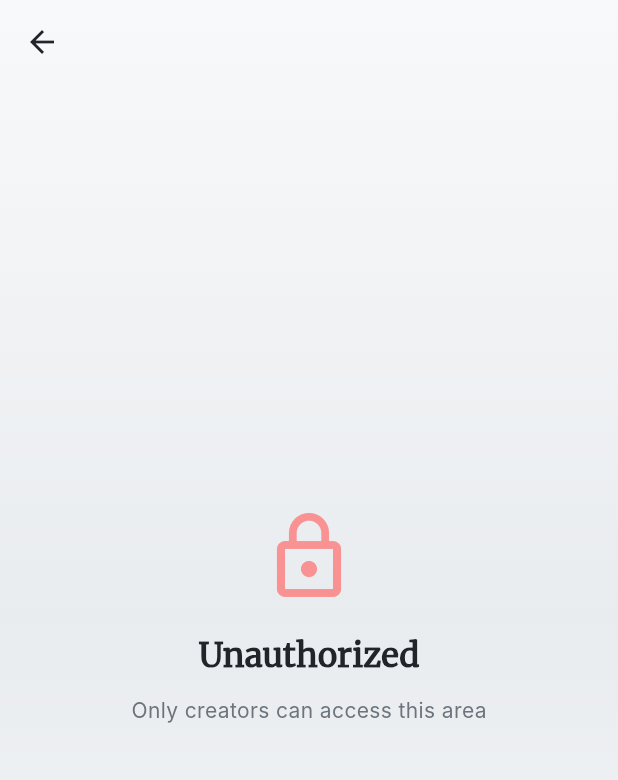
After one commit to hammerheart92/StoryForge, a Flutter app: the AdminLayoutScreen screen opened by its route, on a phone screen of 412 x 824 dp. The commit adds this screen. Shown: the top 780 px of the screen. Run offline on Flutter 3.47's test engine with Material 3 defaults, Android fonts, the phone set to English and light mode, and no system bars; our stand-ins replace flutter_riverpod, flutter_secure_storage, shared_preferences, video_player; accounts and stored records are empty; Roboto replaces fonts that are missing (Inter).

Commit message:
feat(session-44): Phase 4 - Admin Layout UI with navigation and security
- Create admin layout screen with drawer navigation
- Add Creator Tools entry point (CREATOR only)
- Add logout button with destructive styling
- Implement section switching (Stories/Gallery)
- Security: UI + screen-level access control

Phase: 4/6 complete (80%)

```diff
--- a/frontend/lib/main.dart
+++ b/frontend/lib/main.dart
@@ -3,6 +3,7 @@ import 'package:flutter/material.dart';
 import 'package:flutter_riverpod/flutter_riverpod.dart';
 import 'package:storyforge_frontend/providers/auth_provider.dart';
 import 'providers/theme_provider.dart';
+import 'screens/admin/admin_layout_screen.dart';
 import 'screens/home_screen.dart';
 import 'screens/tasks_screen.dart';
 import 'screens/settings_screen.dart';
@@ -45,6 +46,7 @@ class MyApp extends ConsumerWidget {
         '/register': (context) => const RegisterScreen(),
         '/tasks': (context) => const TasksScreen(),
         '/settings': (context) => const SettingsScreen(),
+        '/admin': (context) => const AdminLayoutScreen(),
       },
     );
   }
--- /dev/null
+++ b/frontend/lib/providers/admin_state_provider.dart
@@ -0,0 +1,11 @@
+import 'package:flutter_riverpod/flutter_riverpod.dart';
+
+enum AdminSection {
+  stories,
+  gallery,
+}
+
+/// Selected section in the admin panel
+final selectedAdminSectionProvider = StateProvider<AdminSection>((ref) {
+  return AdminSection.stories;
+});
--- /dev/null
+++ b/frontend/lib/screens/admin/admin_layout_screen.dart
@@ -0,0 +1,222 @@
+import 'package:flutter/material.dart';
+import 'package:flutter_riverpod/flutter_riverpod.dart';
+import '../../providers/admin_state_provider.dart';
+import '../../providers/auth_provider.dart';
+import '../../theme/tokens/colors.dart';
+import '../../theme/tokens/spacing.dart';
+import '../../theme/storyforge_theme.dart';
+import '../../widgets/admin_navigation_drawer.dart';
+
+class AdminLayoutScreen extends ConsumerStatefulWidget {
+  const AdminLayoutScreen({super.key});
+
+  @override
+  ConsumerState<AdminLayoutScreen> createState() => _AdminLayoutScreenState();
+}
+
+class _AdminLayoutScreenState extends ConsumerState<AdminLayoutScreen> {
+  @override
+  Widget build(BuildContext context) {
+    final authState = ref.watch(authProvider);
+    final isDark = Theme.of(context).brightness == Brightness.dark;
+    final brightness = Theme.of(context).brightness;
+
+    // Security check: Only CREATOR can access
+    if (!authState.isCreator) {
+      return _UnauthorizedScreen(isDark: isDark, brightness: brightness);
+    }
+
+    final selectedSection = ref.watch(selectedAdminSectionProvider);
+
+    return Scaffold(
+      backgroundColor: Colors.transparent,
+      extendBodyBehindAppBar: true,
+      appBar: AppBar(
+        backgroundColor: Colors.transparent,
+        elevation: 0,
+        leading: Builder(
+          builder: (context) => IconButton(
+            icon: Icon(
+              Icons.menu,
+              color: StoryForgeTheme.getPrimaryTextColor(brightness),
+            ),
+            onPressed: () => Scaffold.of(context).openDrawer(),
+          ),
+        ),
+        title: Row(
+          mainAxisSize: MainAxisSize.min,
+          children: [
+            Icon(
+              Icons.admin_panel_settings,
+              color: DesignColors.highlightTeal,
+              size: StoryForgeTheme.iconSizeRegular,
+            ),
+            const SizedBox(width: DesignSpacing.sm),
+            Text(
+              'Creator Tools',
+              style: TextStyle(
+                fontFamily: 'Merriweather',
+                fontSize: 20,
+                fontWeight: FontWeight.bold,
+                color: StoryForgeTheme.getPrimaryTextColor(brightness),
+              ),
+            ),
+          ],
+        ),
+        centerTitle: true,
+      ),
+      drawer: const AdminNavigationDrawer(),
+      body: Container(
+        decoration: BoxDecoration(
+          gradient: LinearGradient(
+            begin: Alignment.topCenter,
+            end: Alignment.bottomCenter,
+            colors: StoryForgeTheme.getGradientColors(brightness),
+            stops: const [0.0, 0.5, 1.0],
+          ),
+        ),
+        child: SafeArea(
+          child: _buildSectionContent(selectedSection, isDark),
+        ),
+      ),
+    );
+  }
+
+  Widget _buildSectionContent(AdminSection section, bool isDark) {
+    switch (section) {
+      case AdminSection.stories:
+        return _PlaceholderContent(
+          icon: Icons.book,
+          title: 'Stories Management',
+          subtitle: 'CRUD interface coming in Phase 5',
+          isDark: isDark,
+        );
+      case AdminSection.gallery:
+        return _PlaceholderContent(
+          icon: Icons.photo_library,
+          title: 'Gallery Items',
+          subtitle: 'CRUD interface coming in Phase 6',
+          isDark: isDark,
+        );
+    }
+  }
+}
+
+/// Placeholder content for sections not yet implemented
+class _PlaceholderContent extends StatelessWidget {
+  final IconData icon;
+  final String title;
+  final String subtitle;
+  final bool isDark;
+
+  const _PlaceholderContent({
+    required this.icon,
+    required this.title,
+    required this.subtitle,
+    required this.isDark,
+  });
+
+  @override
+  Widget build(BuildContext context) {
+    return Center(
+      child: Column(
+        mainAxisAlignment: MainAxisAlignment.center,
+        children: [
+          Icon(
+            icon,
+            size: StoryForgeTheme.iconSizeXL,
+            color: DesignColors.highlightTeal.withOpacity(0.5),
+          ),
+          const SizedBox(height: DesignSpacing.md),
+          Text(
+            title,
+            style: TextStyle(
+              fontFamily: 'Merriweather',
+              fontSize: 22,
+              fontWeight: FontWeight.bold,
+              color: isDark ? DesignColors.dPrimaryText : DesignColors.lPrimaryText,
+            ),
+          ),
+          const SizedBox(height: DesignSpacing.sm),
+          Text(
+            subtitle,
+            style: TextStyle(
+              fontSize: 14,
+              color: isDark ? DesignColors.dSecondaryText : DesignColors.lSecondaryText,
+            ),
+          ),
+        ],
+      ),
+    );
+  }
+}
+
+/// Shown when a non-CREATOR user somehow accesses this screen
+class _UnauthorizedScreen extends StatelessWidget {
+  final bool isDark;
+  final Brightness brightness;
+
+  const _UnauthorizedScreen({
+    required this.isDark,
+    required this.brightness,
+  });
+
+  @override
+  Widget build(BuildContext context) {
+    return Scaffold(
+      backgroundColor: Colors.transparent,
+      extendBodyBehindAppBar: true,
+      appBar: AppBar(
+        backgroundColor: Colors.transparent,
+        elevation: 0,
+        leading: IconButton(
+          icon: Icon(
+            Icons.arrow_back,
+            color: StoryForgeTheme.getPrimaryTextColor(brightness),
+          ),
+          onPressed: () => Navigator.pop(context),
+        ),
+      ),
+      body: Container(
+        decoration: BoxDecoration(
+          gradient: LinearGradient(
+            begin: Alignment.topCenter,
+            end: Alignment.bottomCenter,
+            colors: StoryForgeTheme.getGradientColors(brightness),
+            stops: const [0.0, 0.5, 1.0],
+          ),
+        ),
+        child: Center(
+          child: Column(
+            mainAxisAlignment: MainAxisAlignment.center,
+            children: [
+              Icon(
+                Icons.lock_outline,
+                size: StoryForgeTheme.iconSizeXL,
+                color: DesignColors.lDanger.withOpacity(0.7),
+              ),
+              const SizedBox(height: DesignSpacing.md),
+              Text(
+                'Unauthorized',
+                style: TextStyle(
+                  fontFamily: 'Merriweather',
+                  fontSize: 22,
+                  fontWeight: FontWeight.bold,
+                  color: isDark ? DesignColors.dPrimaryText : DesignColors.lPrimaryText,
+                ),
+              ),
+              const SizedBox(height: DesignSpacing.sm),
+              Text(
+                'Only creators can access this area',
+                style: TextStyle(
+                  fontSize: 14,
+                  color: isDark ? DesignColors.dSecondaryText : DesignColors.lSecondaryText,
+                ),
+              ),
+            ],
+          ),
+        ),
+      ),
+    );
+  }
+}
```
Also changed, not shown: frontend/lib/screens/profile_screen.dart (+171 -4 lines), frontend/lib/widgets/admin_navigation_drawer.dart (added, +154 -0 lines).
